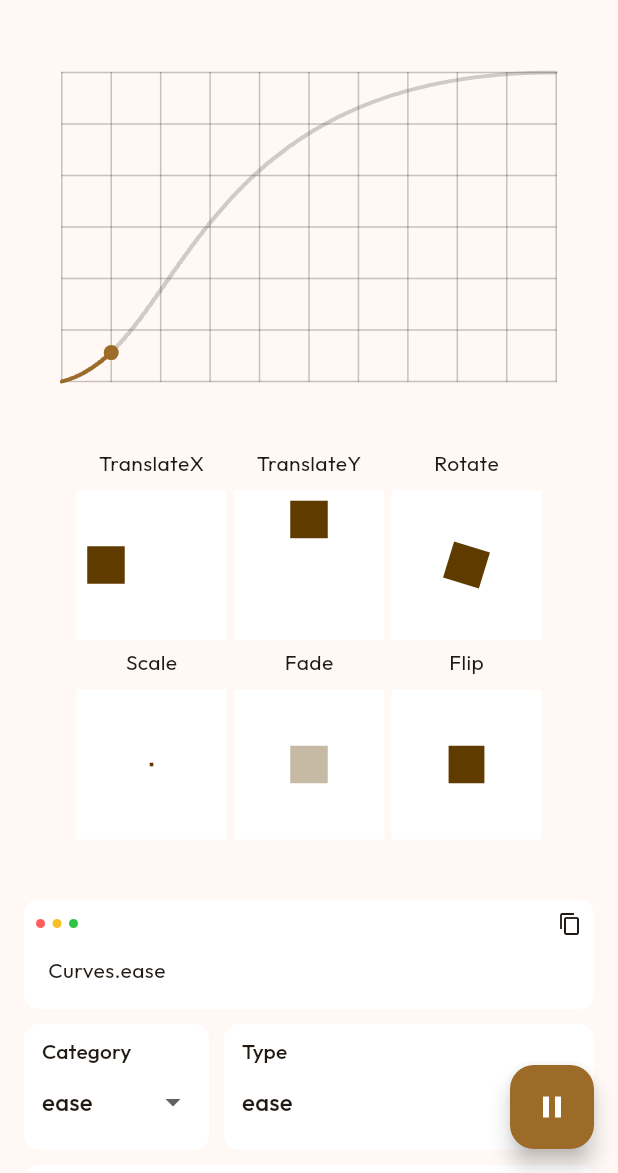
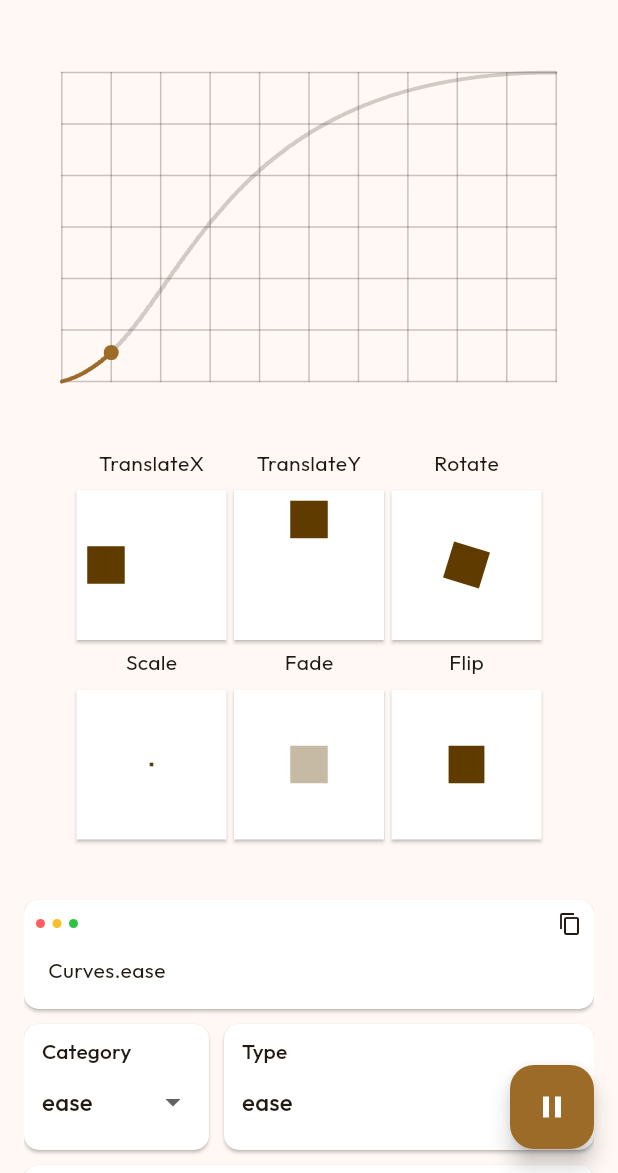
Before and after one commit to vchib1/flutter-curve-visualizer, a Flutter app: the screen it shows after launch, on a phone screen of 412 x 824 dp, the part 63-1236 px from its top. Run offline on Flutter 3.47's test engine with Material 3 defaults, Android fonts, the light colour scheme and no system bars; drawn by our look-alikes of flutter_animate; our stand-ins replace equatable, flutter_svg, shared_preferences.

Commit message:
added elevation to control widgets

```diff
--- a/lib/utils/curves_enum.dart
+++ /dev/null
@@ -1,118 +0,0 @@
-import 'package:flutter/material.dart';
-
-enum CurvesEnum {
-  linear(Curves.linear),
-  decelerate(Curves.decelerate),
-  fastLinearToSlowEaseIn(Curves.fastLinearToSlowEaseIn),
-  fastEaseInToSlowEaseOut(Curves.fastEaseInToSlowEaseOut),
-  ease(Curves.ease),
-  easeIn(Curves.easeIn),
-  easeInToLinear(Curves.easeInToLinear),
-  easeInSine(Curves.easeInSine),
-  easeInQuad(Curves.easeInQuad),
-  easeInCubic(Curves.easeInCubic),
-  easeInQuart(Curves.easeInQuart),
-  easeInQuint(Curves.easeInQuint),
-  easeInExpo(Curves.easeInExpo),
-  easeInCirc(Curves.easeInCirc),
-  easeInBack(Curves.easeInBack),
-  easeOut(Curves.easeOut),
-  linearToEaseOut(Curves.linearToEaseOut),
-  easeOutSine(Curves.easeOutSine),
-  easeOutQuad(Curves.easeOutQuad),
-  easeOutCubic(Curves.easeOutCubic),
-  easeOutQuart(Curves.easeOutQuart),
-  easeOutQuint(Curves.easeOutQuint),
-  easeOutExpo(Curves.easeOutExpo),
-  easeOutCirc(Curves.easeOutCirc),
-  easeOutBack(Curves.easeOutBack),
-  easeInOut(Curves.easeInOut),
-  easeInOutSine(Curves.easeInOutSine),
-  easeInOutQuad(Curves.easeInOutQuad),
-  easeInOutCubic(Curves.easeInOutCubic),
-  easeInOutCubicEmphasized(Curves.easeInOutCubicEmphasized),
-  easeInOutQuart(Curves.easeInOutQuart),
-  easeInOutQuint(Curves.easeInOutQuint),
-  easeInOutExpo(Curves.easeInOutExpo),
-  easeInOutCirc(Curves.easeInOutCirc),
-  easeInOutBack(Curves.easeInOutBack),
-  fastOutSlowIn(Curves.fastOutSlowIn),
-  slowMiddle(Curves.slowMiddle),
-  bounceIn(Curves.bounceIn),
-  bounceOut(Curves.bounceOut),
-  bounceInOut(Curves.bounceInOut),
-  elasticIn(Curves.elasticIn),
-  elasticOut(Curves.elasticOut),
-  elasticInOut(Curves.elasticInOut),
-  custom(Cubic(.5, 0, .5, 1));
-
-  final Curve curve;
-
-  const CurvesEnum(this.curve);
-
-  static Curve get getFirst => CurvesEnum.values.first.curve;
-
-  static Map<String, List<CurvesEnum>> get list => {
-        'ease': easeCurves,
-        'bounces': bounceCurves,
-        'elastics': elasticCurves,
-        'others': otherCurves,
-      };
-}
-
-// Group curves into categories
-final easeCurves = [
-  CurvesEnum.ease,
-  CurvesEnum.easeIn,
-  CurvesEnum.easeInToLinear,
-  CurvesEnum.easeInSine,
-  CurvesEnum.easeInQuad,
-  CurvesEnum.easeInCubic,
-  CurvesEnum.easeInQuart,
-  CurvesEnum.easeInQuint,
-  CurvesEnum.easeInExpo,
-  CurvesEnum.easeInCirc,
-  CurvesEnum.easeInBack,
-  CurvesEnum.easeOut,
-  CurvesEnum.linearToEaseOut,
-  CurvesEnum.easeOutSine,
-  CurvesEnum.easeOutQuad,
-  CurvesEnum.easeOutCubic,
-  CurvesEnum.easeOutQuart,
-  CurvesEnum.easeOutQuint,
-  CurvesEnum.easeOutExpo,
-  CurvesEnum.easeOutCirc,
-  CurvesEnum.easeOutBack,
-  CurvesEnum.easeInOut,
-  CurvesEnum.easeInOutSine,
-  CurvesEnum.easeInOutQuad,
-  CurvesEnum.easeInOutCubic,
-  CurvesEnum.easeInOutCubicEmphasized,
-  CurvesEnum.easeInOutQuart,
-  CurvesEnum.easeInOutQuint,
-  CurvesEnum.easeInOutExpo,
-  CurvesEnum.easeInOutCirc,
-  CurvesEnum.easeInOutBack,
-];
-
-final bounceCurves = [
-  CurvesEnum.bounceIn,
-  CurvesEnum.bounceOut,
-  CurvesEnum.bounceInOut,
-];
-
-final elasticCurves = [
-  CurvesEnum.elasticIn,
-  CurvesEnum.elasticOut,
-  CurvesEnum.elasticInOut,
-];
-
-final otherCurves = [
-  CurvesEnum.linear,
-  CurvesEnum.decelerate,
-  CurvesEnum.slowMiddle,
-  CurvesEnum.fastOutSlowIn,
-  CurvesEnum.fastEaseInToSlowEaseOut,
-  CurvesEnum.fastLinearToSlowEaseIn,
-  CurvesEnum.custom,
-];
--- a/lib/views/home_page.dart
+++ b/lib/views/home_page.dart
@@ -2,10 +2,10 @@ import 'package:flutter/material.dart';
 import 'package:flutter_animate/flutter_animate.dart';
 import 'package:flutter_curve_visualizer/model/curve_model.dart';
 import 'package:flutter_curve_visualizer/views/widgets/screen_mode.dart';
-import 'package:flutter_curve_visualizer/utils/curves_enum.dart';
 import 'package:flutter_curve_visualizer/views/widgets/appbar.dart';
 import 'package:flutter_curve_visualizer/views/widgets/dropdown_menu.dart';
 import 'package:flutter_curve_visualizer/views/widgets/graph/graph_widget.dart';
+import 'package:flutter_curve_visualizer/views/widgets/time_slider.dart';
 import 'package:provider/provider.dart';
 import 'widgets/animated_box/animated_boxes.dart';
 import 'widgets/animated_box/provider.dart';
@@ -85,10 +85,7 @@ class _HomePageState extends State<HomePage> with TickerProviderStateMixin {
     setState(() {
       selectedCategory = category;
       selectedCurve = CurveModel.list[category]!.first;
-      curveAnimation = CurvedAnimation(
-        parent: controller,
-        curve: selectedCurve.curve,
-      );
+      curveAnimation.curve = selectedCurve.curve;
     });
   }
 
@@ -201,7 +198,7 @@ class _HomePageState extends State<HomePage> with TickerProviderStateMixin {
                 child: DropdownMenuWidget<String>(
                   title: "Category",
                   value: selectedCategory,
-                  items: CurvesEnum.list.keys.toList(),
+                  items: CurveModel.list.keys.toList(),
                   onChanged: updateCategory,
                 ),
               ),
@@ -223,27 +220,9 @@ class _HomePageState extends State<HomePage> with TickerProviderStateMixin {
           ),
 
           // Animation time
-          Container(
-            padding: EdgeInsets.symmetric(horizontal: 12.0, vertical: 8.0),
-            decoration: BoxDecoration(
-              color: Theme.of(context).colorScheme.onPrimaryFixed,
-              borderRadius: BorderRadius.circular(10),
-            ),
-            child: Column(
-              crossAxisAlignment: CrossAxisAlignment.start,
-              children: [
-                Text(
-                  "Time: ${animationTime}s",
-                  style: Theme.of(context).textTheme.titleSmall,
-                ),
-                Slider(
-                  value: animationTime.toDouble(),
-                  min: 1.0,
-                  max: 10.0,
-                  onChanged: updateAnimationTime,
-                ),
-              ],
-            ),
+          TimeSlider(
+            animationTime: animationTime,
+            onChanged: updateAnimationTime,
           ),
 
           // TODO : TextField have some issues with current flutter version, waiting it to be fixed
--- a/lib/views/widgets/animated_box/animated_box_widget.dart
+++ b/lib/views/widgets/animated_box/animated_box_widget.dart
@@ -27,7 +27,11 @@ class AnimatedBoxWidget extends StatelessWidget {
           child: SizedBox.square(dimension: boxSize),
         ),
         builder: (context, child) {
-          return ColoredBox(
+          return PhysicalModel(
+            color: Colors.transparent,
+            shadowColor: theme.shadow,
+            elevation: 1.0,
+            child: ColoredBox(
               color: theme.onPrimaryFixed,
               child: Align(
                 alignment: Alignment.center,
@@ -52,6 +56,7 @@ class AnimatedBoxWidget extends StatelessWidget {
                   /// Flip
                   AnimationType.flip => _buildFlip(child),
                 },
+              ),
             ),
           );
         },
--- a/lib/views/widgets/code_block.dart
+++ b/lib/views/widgets/code_block.dart
@@ -39,11 +39,18 @@ class CodeBlock extends StatelessWidget {
       Color(0xff2bc542),
     ];
 
-    return Container(
+    final borderRadius = BorderRadius.circular(10);
+
+    return PhysicalModel(
+      color: Colors.transparent,
+      shadowColor: Theme.of(context).colorScheme.shadow,
+      elevation: 1.0,
+      borderRadius: borderRadius,
+      child: Container(
         padding: EdgeInsets.all(8.0),
         decoration: BoxDecoration(
           color: Theme.of(context).colorScheme.onPrimaryFixed,
-        borderRadius: BorderRadius.circular(10),
+          borderRadius: borderRadius,
         ),
         child: Column(
           crossAxisAlignment: CrossAxisAlignment.start,
@@ -59,7 +66,8 @@ class CodeBlock extends StatelessWidget {
                   Wrap(
                     spacing: 5,
                     children: List.from(lightsColors).map((color) {
-                    return CircleAvatar(radius: radius, backgroundColor: color);
+                      return CircleAvatar(
+                          radius: radius, backgroundColor: color);
                     }).toList(),
                   ),
                   Spacer(),
@@ -80,6 +88,7 @@ class CodeBlock extends StatelessWidget {
             ),
           ],
         ),
+      ),
     );
   }
 }
--- a/lib/views/widgets/dropdown_menu.dart
+++ b/lib/views/widgets/dropdown_menu.dart
@@ -25,12 +25,19 @@ class DropdownMenuWidget<T> extends StatelessWidget {
 
     final childTextStyle = Theme.of(context).textTheme.titleMedium;
 
-    return Container(
+    final borderRadius = BorderRadius.circular(10);
+
+    return PhysicalModel(
+      color: Colors.transparent,
+      shadowColor: Theme.of(context).colorScheme.shadow,
+      elevation: 1.0,
+      borderRadius: borderRadius,
+      child: Container(
         width: width,
         padding: EdgeInsets.symmetric(horizontal: 12.0, vertical: 8.0),
         decoration: BoxDecoration(
           color: Theme.of(context).colorScheme.onPrimaryFixed,
-        borderRadius: BorderRadius.circular(10),
+          borderRadius: borderRadius,
         ),
         child: Column(
           crossAxisAlignment: CrossAxisAlignment.start,
@@ -54,6 +61,7 @@ class DropdownMenuWidget<T> extends StatelessWidget {
             ),
           ],
         ),
+      ),
     );
   }
 }
--- /dev/null
+++ b/lib/views/widgets/time_slider.dart
@@ -0,0 +1,44 @@
+import 'package:flutter/material.dart';
+
+class TimeSlider extends StatelessWidget {
+
+  const TimeSlider({super.key, required this.animationTime, this.onChanged});
+
+  final int animationTime;
+  final void Function(double)? onChanged;
+
+  @override
+  Widget build(BuildContext context) {
+
+    final borderRadius = BorderRadius.circular(10);
+
+    return PhysicalModel(
+      color: Colors.transparent,
+      shadowColor: Theme.of(context).colorScheme.shadow,
+      elevation: 1.0,
+      borderRadius: borderRadius,
+      child: Container(
+        padding: EdgeInsets.symmetric(horizontal: 12.0, vertical: 8.0),
+        decoration: BoxDecoration(
+          color: Theme.of(context).colorScheme.onPrimaryFixed,
+          borderRadius: borderRadius,
+        ),
+        child: Column(
+          crossAxisAlignment: CrossAxisAlignment.start,
+          children: [
+            Text(
+              "Time: ${animationTime}s",
+              style: Theme.of(context).textTheme.titleSmall,
+            ),
+            Slider(
+              value: animationTime.toDouble(),
+              min: 1.0,
+              max: 10.0,
+              onChanged: onChanged,
+            ),
+          ],
+        ),
+      ),
+    );
+  }
+}
```
Lines whose indentation alone changed are shown as unchanged.
